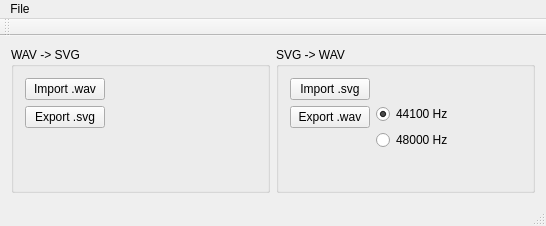
Above: mainwindow.ui from arabine/wav-svg before the change. Below: the same form after it.
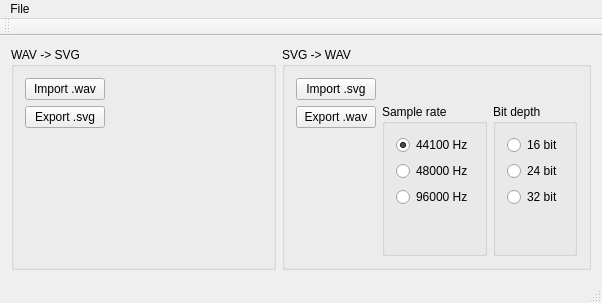
That is the form after the change.

```diff
--- a/mainwindow.ui
+++ b/mainwindow.ui
@@ -6,8 +6,8 @@
    <rect>
     <x>0</x>
     <y>0</y>
-    <width>546</width>
-    <height>226</height>
+    <width>602</width>
+    <height>303</height>
    </rect>
   </property>
   <property name="windowTitle">
@@ -98,31 +98,7 @@
        <string>SVG -&gt; WAV</string>
       </property>
       <layout class="QGridLayout" name="gridLayout_2">
-       <item row="0" column="2">
-        <layout class="QHBoxLayout" name="horizontalLayout_2">
-         <item>
-          <widget class="QLabel" name="labelFileNameSvg">
-           <property name="text">
-            <string>&lt;no file&gt;</string>
-           </property>
-          </widget>
-         </item>
-         <item>
-          <spacer name="horizontalSpacer_2">
-           <property name="orientation">
-            <enum>Qt::Horizontal</enum>
-           </property>
-           <property name="sizeHint" stdset="0">
-            <size>
-             <width>40</width>
-             <height>20</height>
-            </size>
-           </property>
-          </spacer>
-         </item>
-        </layout>
-       </item>
-       <item row="0" column="0" rowspan="4">
+       <item row="0" column="0" rowspan="2">
         <layout class="QVBoxLayout" name="verticalLayout_2">
          <item>
           <widget class="QPushButton" name="pushButtonImportSvg">
@@ -153,20 +129,37 @@
          </item>
         </layout>
        </item>
-       <item row="3" column="2">
-        <spacer name="verticalSpacer_4">
+       <item row="0" column="1">
+        <layout class="QHBoxLayout" name="horizontalLayout_2">
+         <item>
+          <widget class="QLabel" name="labelFileNameSvg">
+           <property name="text">
+            <string>&lt;no file&gt;</string>
+           </property>
+          </widget>
+         </item>
+         <item>
+          <spacer name="horizontalSpacer_2">
          <property name="orientation">
-          <enum>Qt::Vertical</enum>
+            <enum>Qt::Horizontal</enum>
          </property>
          <property name="sizeHint" stdset="0">
           <size>
-           <width>20</width>
-           <height>24</height>
+             <width>40</width>
+             <height>20</height>
           </size>
          </property>
         </spacer>
        </item>
-       <item row="1" column="2">
+        </layout>
+       </item>
+       <item row="1" column="1">
+        <widget class="QGroupBox" name="groupBox_3">
+         <property name="title">
+          <string>Sample rate</string>
+         </property>
+         <layout class="QVBoxLayout" name="verticalLayout_3">
+          <item>
         <widget class="QRadioButton" name="radioButton44K">
          <property name="text">
           <string>44100 Hz</string>
@@ -176,13 +169,79 @@
          </property>
         </widget>
        </item>
-       <item row="2" column="2">
+          <item>
         <widget class="QRadioButton" name="radioButton48K">
          <property name="text">
           <string>48000 Hz</string>
          </property>
         </widget>
        </item>
+          <item>
+           <widget class="QRadioButton" name="radioButton96K">
+            <property name="text">
+             <string>96000 Hz</string>
+            </property>
+           </widget>
+          </item>
+          <item>
+           <spacer name="verticalSpacer_5">
+            <property name="orientation">
+             <enum>Qt::Vertical</enum>
+            </property>
+            <property name="sizeHint" stdset="0">
+             <size>
+              <width>20</width>
+              <height>6</height>
+             </size>
+            </property>
+           </spacer>
+          </item>
+         </layout>
+        </widget>
+       </item>
+       <item row="1" column="2">
+        <widget class="QGroupBox" name="groupBox_4">
+         <property name="title">
+          <string>Bit depth</string>
+         </property>
+         <layout class="QVBoxLayout" name="verticalLayout_4">
+          <item>
+           <widget class="QRadioButton" name="radioButton16b">
+            <property name="text">
+             <string>16 bit</string>
+            </property>
+           </widget>
+          </item>
+          <item>
+           <widget class="QRadioButton" name="radioButton24b">
+            <property name="text">
+             <string>24 bit</string>
+            </property>
+           </widget>
+          </item>
+          <item>
+           <widget class="QRadioButton" name="radioButton32b">
+            <property name="text">
+             <string>32 bit</string>
+            </property>
+           </widget>
+          </item>
+          <item>
+           <spacer name="verticalSpacer_6">
+            <property name="orientation">
+             <enum>Qt::Vertical</enum>
+            </property>
+            <property name="sizeHint" stdset="0">
+             <size>
+              <width>20</width>
+              <height>6</height>
+             </size>
+            </property>
+           </spacer>
+          </item>
+         </layout>
+        </widget>
+       </item>
       </layout>
      </widget>
     </item>
@@ -193,7 +252,7 @@
     <rect>
      <x>0</x>
      <y>0</y>
-     <width>546</width>
+     <width>602</width>
      <height>25</height>
     </rect>
    </property>
```
Lines whose indentation alone changed are shown as unchanged.
